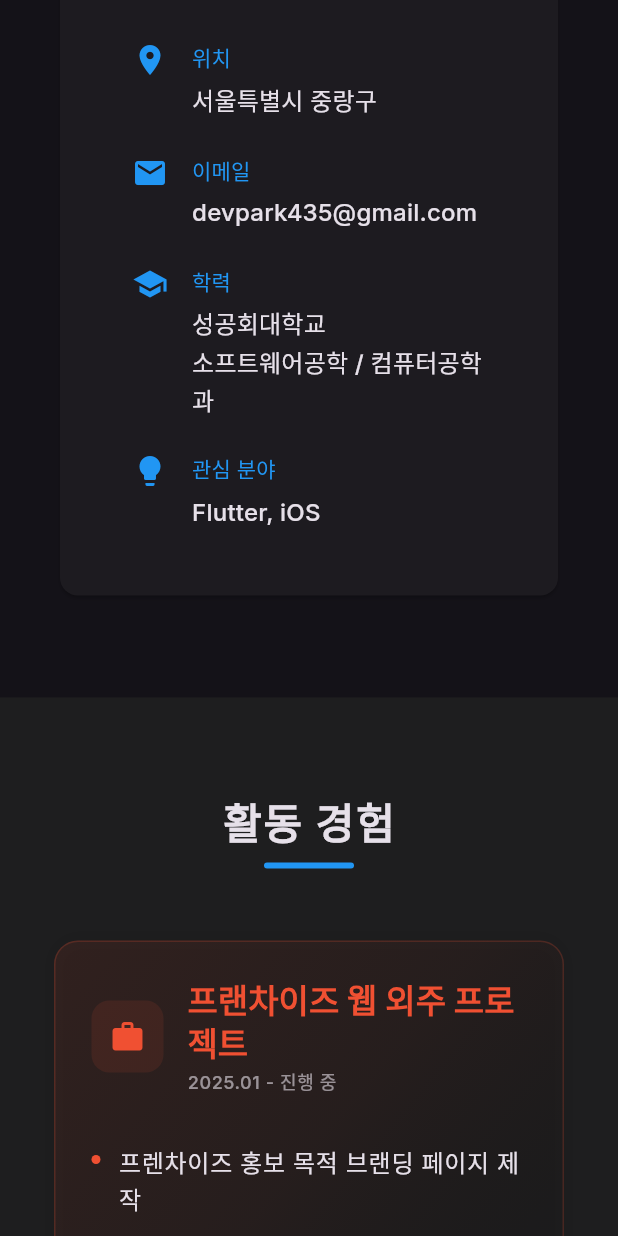
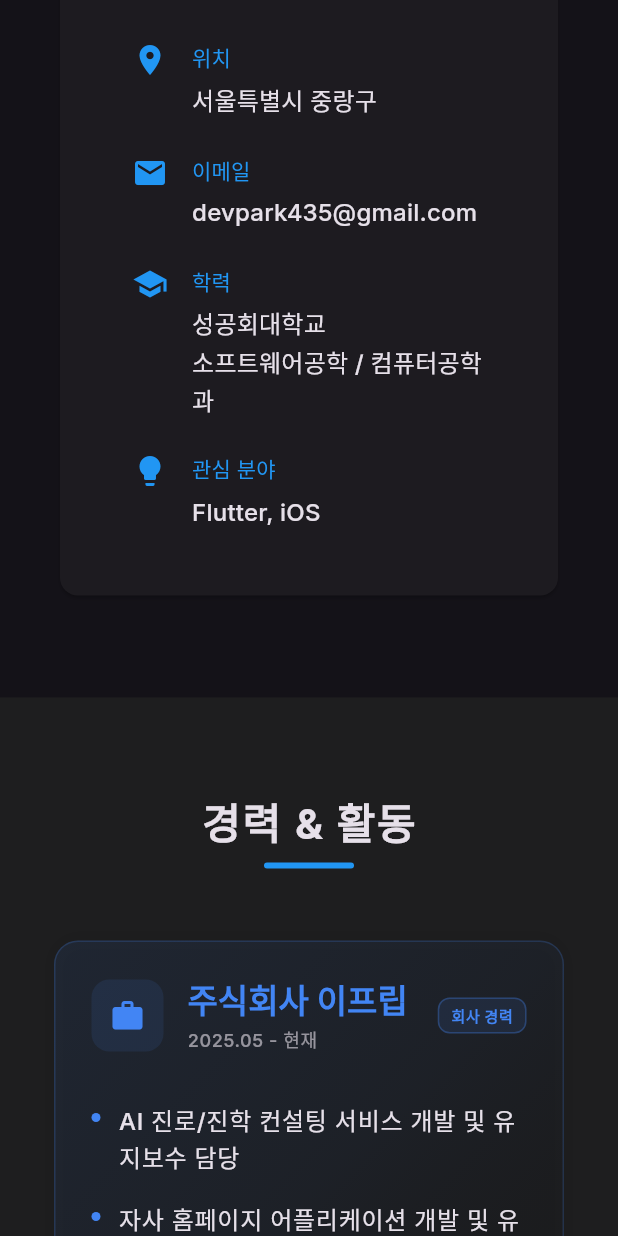
Before and after one commit to devpark435/portfolio_flutter_web, a Flutter app: the screen it shows after launch, scrolled down 1152 dp, on a phone screen of 412 x 824 dp. Run offline on Flutter 3.47's test engine with Material 3 defaults, Android fonts, the phone set to English and light mode, and no system bars; our stand-ins replace animated_text_kit, flutter_riverpod, go_router, google_fonts, shared_preferences.

Commit message:
feat: 포트폴리오 데이터 수정

```diff
--- a/lib/data/experiences.dart
+++ b/lib/data/experiences.dart
@@ -1,6 +1,18 @@
 import '../domain/models/experience.dart';
 
 final List<Experience> experiences = [
+  const Experience(
+    title: '주식회사 이프립',
+    role: 'Flutter 개발자',
+    period: '2025.05 - 현재',
+    description: [
+      'AI 진로/진학 컨설팅 서비스 개발 및 유지보수 담당',
+      '자사 홈페이지 어플리케이션 개발 및 유지보수 담당',
+      '신규 기능 기획 및 개발 참여',
+      '성능 최적화 및 사용자 경험 개선 참여',
+    ],
+    type: 'work',
+  ),
   const Experience(
     title: '프랜차이즈 웹 외주 프로젝트',
     role: '프론트엔드 개발자',
@@ -9,6 +21,7 @@ final List<Experience> experiences = [
       '프렌차이즈 홍보 목적 브랜딩 페이지 제작',
       'Flutter Web 활용한 반응형 디자인 구현',
     ],
+    type: 'freelance',
   ),
   const Experience(
     title: '매장 관리 시스템 외주 프로젝트',
@@ -18,6 +31,7 @@ final List<Experience> experiences = [
       '매장 재고 관리, 주문 관리 시스템 개발',
       'Flutter 활용한 iOS, Android 어플리케이션 제작',
     ],
+    type: 'freelance',
   ),
   const Experience(
     title: '스파르타 iOS 내일배움캠프',
@@ -29,6 +43,7 @@ final List<Experience> experiences = [
       '최종 프로젝트 우수상 수상',
       '식목일앱 앱스토어 라이프스타일 차트 63위'
     ],
+    type: 'activity',
   ),
   const Experience(
     title: '심리 테스트 웹 외주 프로젝트',
@@ -38,6 +53,7 @@ final List<Experience> experiences = [
       '심리 테스트 웹사이트 제작',
       'Flutter Web 활용한 반응형 디자인 구현',
     ],
+    type: 'freelance',
   ),
   const Experience(
     title: '교내 동아리 코딩보틀',
@@ -48,6 +64,7 @@ final List<Experience> experiences = [
       '코딩 테스트, 면접 소모임 진행',
       '팀 프로젝트 리드 Copro 앱 스토어 배포'
     ],
+    type: 'activity',
   ),
   const Experience(
     title: 'GDSC 성공회대 1기',
@@ -60,5 +77,6 @@ final List<Experience> experiences = [
       'Google Solution Challenge 참여',
       '2기 대상 모바일 세션 진행'
     ],
+    type: 'activity',
   ),
 ];
--- a/lib/domain/models/experience.dart
+++ b/lib/domain/models/experience.dart
@@ -3,11 +3,13 @@ class Experience {
   final String role;
   final String period;
   final List<String> description;
+  final String type; // 'work', 'freelance', 'activity'
 
   const Experience({
     required this.title,
     required this.role,
     required this.period,
     required this.description,
+    required this.type,
   });
 }
--- a/lib/presentation/screens/home/sections/experience_section.dart
+++ b/lib/presentation/screens/home/sections/experience_section.dart
@@ -21,7 +21,7 @@ class ExperienceSection extends StatelessWidget {
             ),
         child: Column(
           children: [
-            const SectionTitle(title: '활동 경험'),
+            const SectionTitle(title: '경력 & 활동'),
             const SizedBox(height: 48),
             Column(
               children: experiences
--- a/lib/presentation/widgets/experience_card.dart
+++ b/lib/presentation/widgets/experience_card.dart
@@ -40,28 +40,44 @@ class _ExperienceCardState extends State<ExperienceCard>
   }
 
   Color _getExperienceColor() {
-    // 활동 유형에 따른 색상 지정
-    if (widget.experience.title.contains('GDSC')) {
-      return const Color(0xFF4285F4); // Google Blue
-    } else if (widget.experience.title.contains('스파르타')) {
-      return const Color(0xFF02569B); // Flutter Blue
-    } else if (widget.experience.title.contains('대학교')) {
-      return const Color(0xFF6C63FF); // Purple
-    } else {
-      return const Color(0xFFF05032); // Orange
+    // 3가지 타입으로 구분
+    switch (widget.experience.type) {
+      case 'work':
+        return const Color(0xFF4285F4); // 회사 경력: 파란색
+      case 'freelance':
+        return const Color(0xFF34A853); // 프리랜서: 초록색
+      case 'activity':
+        return const Color(0xFF6C63FF); // 활동 경험: 보라색
+      default:
+        return const Color(0xFF4285F4); // 기본값: 파란색
+    }
+  }
+
+  String _getExperienceType() {
+    // 3가지 타입으로 구분
+    switch (widget.experience.type) {
+      case 'work':
+        return '회사 경력';
+      case 'freelance':
+        return '프리랜서';
+      case 'activity':
+        return '활동 경험';
+      default:
+        return '경력';
     }
   }
 
   IconData _getExperienceIcon() {
-    // 활동 유형에 따른 아이콘 지정
-    if (widget.experience.title.contains('GDSC')) {
-      return Icons.groups;
-    } else if (widget.experience.title.contains('스파르타')) {
-      return Icons.school;
-    } else if (widget.experience.title.contains('대학교')) {
-      return Icons.school;
-    } else {
-      return Icons.work;
+    // 3가지 타입으로 구분
+    switch (widget.experience.type) {
+      case 'work':
+        return Icons.work; // 회사 경력: 일 아이콘
+      case 'freelance':
+        return Icons.computer; // 프리랜서: 컴퓨터 아이콘
+      case 'activity':
+        return Icons.groups; // 활동 경험: 그룹 아이콘
+      default:
+        return Icons.work; // 기본값: 일 아이콘
     }
   }
 
@@ -161,6 +177,27 @@ class _ExperienceCardState extends State<ExperienceCard>
                             ],
                           ),
                         ),
+                        // 경력 타입 배지 추가
+                        Container(
+                          padding: const EdgeInsets.symmetric(
+                              horizontal: 8, vertical: 4),
+                          decoration: BoxDecoration(
+                            color: categoryColor.withOpacity(0.1),
+                            borderRadius: BorderRadius.circular(8),
+                            border: Border.all(
+                              color: categoryColor.withOpacity(0.3),
+                              width: 1,
+                            ),
+                          ),
+                          child: Text(
+                            _getExperienceType(),
+                            style: theme.textTheme.bodySmall?.copyWith(
+                              color: categoryColor,
+                              fontWeight: FontWeight.bold,
+                              fontSize: 10,
+                            ),
+                          ),
+                        ),
                       ],
                     ),
                     const SizedBox(height: 24),
```
Also changed, not shown: assets/images/profile.jpg (added), 3 other files.
